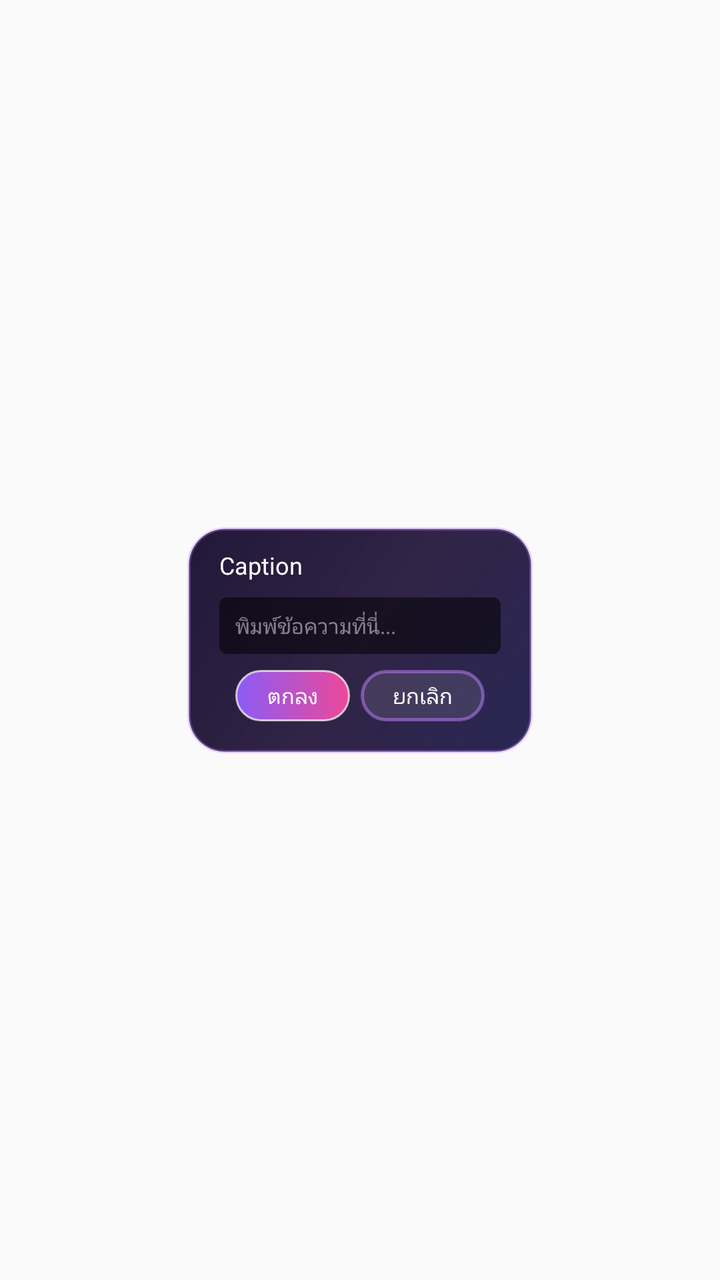
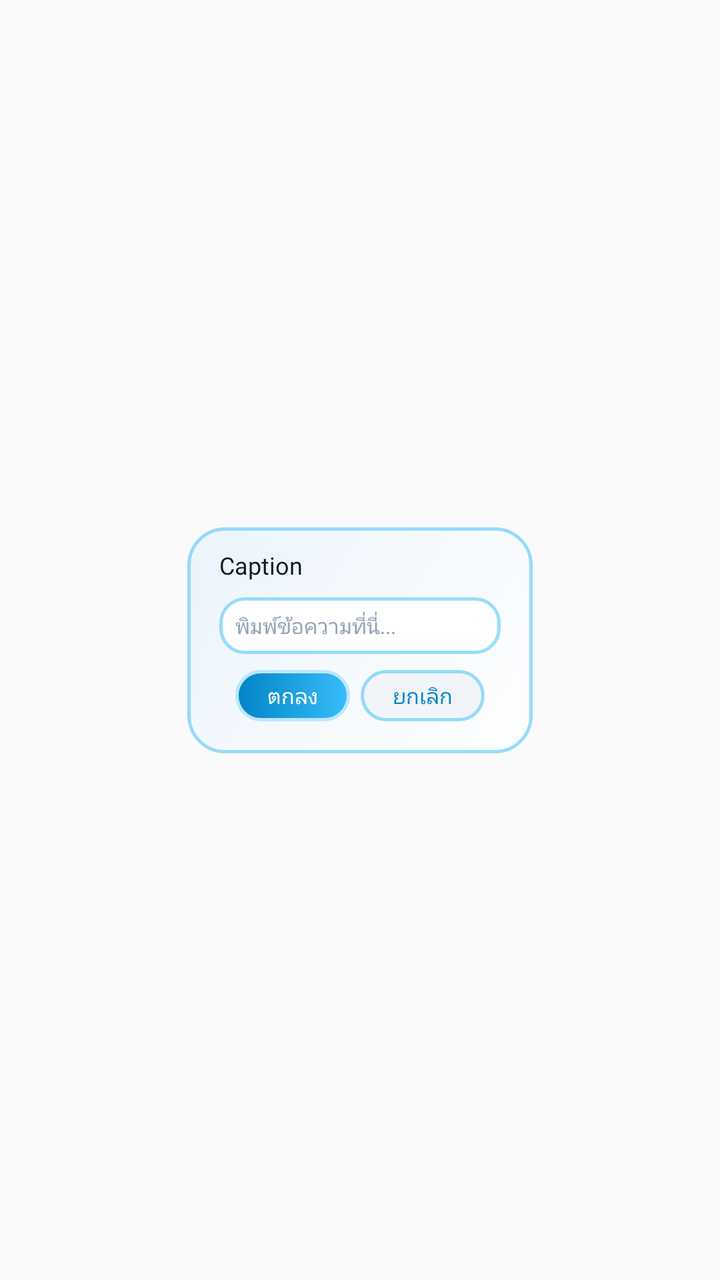

The first picture is an Android layout as it rendered before a commit; the second is the same layout after the commit. The layout source and the unified diff follow.
<!-- AndroidManifest.xml: application theme Theme.AppCompat.Light.NoActionBar -->
<!-- res/layout/dialog.xml -->
<?xml version="1.0" encoding="utf-8"?>
<androidx.constraintlayout.widget.ConstraintLayout
	android:layout_width="match_parent"
	android:layout_height="match_parent"
	xmlns:android="http://schemas.android.com/apk/res/android"
	xmlns:app="http://schemas.android.com/apk/res-auto">

	<androidx.constraintlayout.widget.ConstraintLayout android:id="@+id/dialog"
		android:layout_width="wrap_content"
		android:layout_height="wrap_content"
		android:layout_gravity="center"
		android:background="@drawable/background_window_red"
		android:visibility="visible"
		app:layout_constraintBottom_toBottomOf="parent"
		app:layout_constraintEnd_toEndOf="parent"
		app:layout_constraintStart_toStartOf="parent"
		app:layout_constraintTop_toTopOf="parent">

			<androidx.constraintlayout.widget.ConstraintLayout
				android:id="@+id/dialog_body"
				android:layout_width="wrap_content"
				android:layout_height="wrap_content"
				android:layout_marginStart="48.0px"
				android:layout_marginTop="32.0px"
				android:layout_marginEnd="48.0px"
				android:layout_marginBottom="48.0px"
				android:visibility="visible"
				app:layout_constraintBottom_toBottomOf="parent"
				app:layout_constraintEnd_toEndOf="parent"
				app:layout_constraintHeight_max="800.0px"
				app:layout_constraintStart_toStartOf="parent"
				app:layout_constraintTop_toTopOf="parent">

				<TextView
					android:id="@+id/dialog_caption"
					android:layout_width="wrap_content"
					android:layout_height="wrap_content"
					android:lines="1"
					android:maxLines="1"
					android:singleLine="true"
					android:text="Caption"
					android:textColor="#ffffffff"
					android:fontFamily="@font/montserrat_bold"
					android:textSize="36.0px"
					app:layout_constraintStart_toStartOf="parent"
					app:layout_constraintTop_toTopOf="parent" />

				<ScrollView
					android:id="@+id/dialog_text_layout"
					android:layout_width="wrap_content"
					android:layout_height="wrap_content"
					android:layout_marginTop="24.0px"
					android:layout_marginBottom="24.0px"
					android:scrollbars="none"
					android:visibility="gone"
					app:layout_constraintBottom_toTopOf="@+id/dialog_buttons"
					app:layout_constraintHeight_max="632.0px"
					app:layout_constraintStart_toStartOf="parent"
					app:layout_constraintTop_toBottomOf="@+id/dialog_caption"
					app:layout_constraintVertical_bias="0.0">

					<LinearLayout
						android:layout_width="fill_parent"
						android:layout_height="wrap_content"
						android:orientation="vertical">

						<TextView
							android:id="@+id/dialog_text"
							android:layout_width="wrap_content"
							android:layout_height="wrap_content"
							android:fontFamily="@font/muller_medium"
							android:text="Text\nText\nText\nText\nText\nText\nText\nText\nText\nText\nText\nText\nText\nText\nText\nText\nText\nText\nText\nText\nText\nText\nText\nText\nText\nText\nText\nText\nText\nText\nText\nText\nText\nText\nText"
							android:textColor="#ffffffff"
							android:textSize="28.0px"
							app:layout_constraintStart_toStartOf="parent"
							app:layout_constraintTop_toTopOf="parent" />

					</LinearLayout>

				</ScrollView>

				<androidx.constraintlayout.widget.ConstraintLayout
					android:id="@+id/dialog_input_layout"
					android:layout_width="0.0dip"
					android:layout_height="wrap_content"
					android:layout_marginTop="24.0px"
					android:layout_marginBottom="24.0px"
					android:background="@drawable/background_br_input"
					android:visibility="visible"
					app:layout_constraintBottom_toTopOf="@+id/dialog_buttons"
					app:layout_constraintEnd_toEndOf="parent"
					app:layout_constraintHorizontal_bias="0.0"
					app:layout_constraintStart_toStartOf="parent"
					app:layout_constraintTop_toBottomOf="@+id/dialog_text_layout">

					<EditText
						android:id="@+id/dialog_input"
						android:layout_width="0.0dip"
						android:layout_height="wrap_content"
						android:background="@android:color/transparent"
						android:fontFamily="@font/muller_regular"
						android:hint="พิมพ์ข้อความที่นี่..."
						android:imeOptions="flagNoExtractUi"
						android:inputType="textShortMessage"
						android:lines="1"
						android:maxLines="1"
						android:paddingStart="24.0px"
						android:paddingTop="20.0px"
						android:paddingEnd="24.0px"
						android:paddingBottom="20.0px"
						android:singleLine="true"
						android:textColor="#ffffffff"
						android:textColorHint="#7affffff"
						android:textSize="32.0px"
						app:layout_constraintBottom_toBottomOf="parent"
						app:layout_constraintEnd_toEndOf="parent"
						app:layout_constraintStart_toStartOf="parent"
						app:layout_constraintTop_toTopOf="parent" />

				</androidx.constraintlayout.widget.ConstraintLayout>

				<androidx.constraintlayout.widget.ConstraintLayout
					android:id="@+id/dialog_list_layout"
					android:layout_width="wrap_content"
					android:layout_height="wrap_content"
					android:layout_marginTop="24.0px"
					android:layout_marginBottom="24.0px"
					android:visibility="gone"
					app:layout_constraintBottom_toTopOf="@+id/dialog_buttons"
					app:layout_constraintEnd_toEndOf="parent"
					app:layout_constraintHeight_max="632.0px"
					app:layout_constraintHeight_min="632.0px"
					app:layout_constraintStart_toStartOf="parent"
					app:layout_constraintTop_toBottomOf="@+id/dialog_caption">

					<androidx.constraintlayout.widget.ConstraintLayout
						android:id="@+id/dialog_tablist_row"
						android:layout_width="wrap_content"
						android:layout_height="wrap_content"
						android:paddingStart="32.0px"
						android:paddingEnd="64.0px"
						android:paddingBottom="12.0px"
						android:visibility="visible"
						app:layout_constraintStart_toStartOf="parent"
						app:layout_constraintTop_toTopOf="parent">

						<TextView
							android:id="@+id/dialog_field1"
							android:layout_width="wrap_content"
							android:layout_height="wrap_content"
							android:fontFamily="@font/roboto_medium"
							android:lines="1"
							android:maxLines="1"
							android:paddingEnd="20.0px"
							android:singleLine="true"
							android:text="Field1"
							android:textColor="@color/white"
							android:textSize="32.0px"
							app:layout_constraintStart_toStartOf="parent"
							app:layout_constraintTop_toTopOf="parent" />

						<TextView
							android:id="@+id/dialog_field2"
							android:layout_width="wrap_content"
							android:layout_height="wrap_content"
							android:fontFamily="@font/roboto_medium"
							android:lines="1"
							android:maxLines="1"
							android:paddingEnd="20.0px"
							android:singleLine="true"
							android:text="Field2"
							android:textColor="@color/white"
							android:textSize="32.0px"
							app:layout_constraintStart_toEndOf="@+id/dialog_field1"
							app:layout_constraintTop_toTopOf="parent" />

						<TextView
							android:id="@+id/dialog_field3"
							android:layout_width="wrap_content"
							android:layout_height="wrap_content"
							android:fontFamily="@font/roboto_medium"
							android:lines="1"
							android:maxLines="1"
							android:paddingEnd="20.0px"
							android:singleLine="true"
							android:text="Field2"
							android:textColor="@color/white"
							android:textSize="32.0px"
							app:layout_constraintStart_toEndOf="@+id/dialog_field2"
							app:layout_constraintTop_toTopOf="parent" />

						<TextView
							android:id="@+id/dialog_field4"
							android:layout_width="wrap_content"
							android:layout_height="wrap_content"
							android:fontFamily="@font/roboto_medium"
							android:lines="1"
							android:maxLines="1"
							android:paddingEnd="20.0px"
							android:singleLine="true"
							android:text="Field4"
							android:textColor="@color/white"
							android:textSize="32.0px"
							app:layout_constraintStart_toEndOf="@+id/dialog_field3"
							app:layout_constraintTop_toTopOf="parent" />

					</androidx.constraintlayout.widget.ConstraintLayout>

					<androidx.constraintlayout.widget.ConstraintLayout
						android:id="@+id/dialog_list"
						android:layout_width="wrap_content"
						android:layout_height="0.0dip"
						android:background="@drawable/ic_dialog_list_bg"
						app:layout_constraintBottom_toBottomOf="parent"
						app:layout_constraintEnd_toEndOf="parent"
						app:layout_constraintStart_toStartOf="parent"
						app:layout_constraintTop_toBottomOf="@+id/dialog_tablist_row">

						<com.kurdish.roleplay.launcher.util.CustomRecyclerView
							android:id="@+id/dialog_list_recycler"
							android:layout_width="0dp"
							android:layout_height="0dp"
							android:layout_marginStart="16.0px"
							android:layout_marginTop="16.0px"
							android:layout_marginEnd="16.0px"
							android:layout_marginBottom="16.0px"
							android:fadeScrollbars="false"
							android:scrollbarAlwaysDrawVerticalTrack="true"
							android:scrollbarSize="32.0px"
							android:scrollbarThumbVertical="@drawable/ic_dialog_scrollbar_thumb"
							android:scrollbarTrackVertical="@drawable/ic_dialog_scrollbar_track"
							android:scrollbars="vertical"
							android:verticalScrollbarPosition="right"
							android:visibility="visible"
							app:layout_constraintBottom_toBottomOf="parent"
							app:layout_constraintEnd_toEndOf="parent"
							app:layout_constraintStart_toStartOf="parent"
							app:layout_constraintTop_toTopOf="parent" />

					</androidx.constraintlayout.widget.ConstraintLayout>

				</androidx.constraintlayout.widget.ConstraintLayout>

				<androidx.constraintlayout.widget.ConstraintLayout
					android:id="@+id/dialog_buttons"
					android:layout_width="wrap_content"
					android:layout_height="wrap_content"
					android:layout_marginStart="24.0px"
					android:layout_marginTop="24.0px"
					android:layout_marginEnd="24.0px"
					android:visibility="visible"
					app:layout_constraintBottom_toBottomOf="parent"
					app:layout_constraintEnd_toEndOf="parent"
					app:layout_constraintStart_toStartOf="parent"
					app:layout_constraintTop_toBottomOf="@+id/dialog_caption"
					app:layout_constraintVertical_bias="1.0">

					<androidx.constraintlayout.widget.ConstraintLayout
						android:id="@+id/button_positive"
						android:layout_width="wrap_content"
						android:layout_height="wrap_content"
						android:background="@drawable/button_br_red"
						app:layout_constraintBottom_toBottomOf="parent"
						app:layout_constraintStart_toStartOf="parent"
						app:layout_constraintTop_toTopOf="parent">

						<TextView
							android:id="@+id/button_positive_text"
							android:layout_width="wrap_content"
							android:layout_height="wrap_content"
							android:layout_marginStart="48.0px"
							android:layout_marginTop="16.0px"
							android:layout_marginEnd="48.0px"
							android:layout_marginBottom="16.0px"
							android:fontFamily="@font/muller_bold"
							android:lines="1"
							android:maxLines="1"
							android:singleLine="true"
							android:text="ตกลง"
							android:textColor="#ffffffff"
							android:textSize="32.0px"
							app:layout_constraintBottom_toBottomOf="parent"
							app:layout_constraintEnd_toEndOf="parent"
							app:layout_constraintStart_toStartOf="parent"
							app:layout_constraintTop_toTopOf="parent" />

					</androidx.constraintlayout.widget.ConstraintLayout>

					<androidx.constraintlayout.widget.ConstraintLayout
						android:id="@+id/button_negative"
						android:layout_width="wrap_content"
						android:layout_height="wrap_content"
						android:layout_marginStart="16.0px"
						android:background="@drawable/button_br_red_unfilled"
						android:visibility="visible"
						app:layout_constraintBottom_toBottomOf="parent"
						app:layout_constraintEnd_toEndOf="parent"
						app:layout_constraintStart_toEndOf="@+id/button_positive"
						app:layout_constraintTop_toTopOf="parent">

						<TextView
							android:id="@+id/button_negative_text"
							android:layout_width="wrap_content"
							android:layout_height="wrap_content"
							android:layout_marginStart="48.0px"
							android:layout_marginTop="16.0px"
							android:layout_marginEnd="48.0px"
							android:layout_marginBottom="16.0px"
							android:fontFamily="@font/muller_bold"
							android:lines="1"
							android:maxLines="1"
							android:singleLine="true"
							android:text="ยกเลิก"
							android:textColor="#ffffffff"
							android:textSize="32.0px"
							app:layout_constraintBottom_toBottomOf="parent"
							app:layout_constraintEnd_toEndOf="parent"
							app:layout_constraintStart_toStartOf="parent"
							app:layout_constraintTop_toTopOf="parent" />

					</androidx.constraintlayout.widget.ConstraintLayout>

				</androidx.constraintlayout.widget.ConstraintLayout>

			</androidx.constraintlayout.widget.ConstraintLayout>
	</androidx.constraintlayout.widget.ConstraintLayout>
</androidx.constraintlayout.widget.ConstraintLayout>
<!-- resources referenced by this layout -->
<resources>
  <color name="white">#ffffffff</color>
  <!-- drawable background_br_input (drawable) -->
  <?xml version="1.0" encoding="utf-8"?>
  <layer-list xmlns:android="http://schemas.android.com/apk/res/android">
      <item android:state_pressed="false">
          <shape android:shape="rectangle">
              <solid android:color="#88000000"/>
              <corners android:radius="4dp"/>
          </shape>
      </item>
  </layer-list>
  <!-- drawable background_window_red (drawable) -->
  <?xml version="1.0" encoding="utf-8"?>
  <inset xmlns:android="http://schemas.android.com/apk/res/android"
      android:insetLeft="0dp"
      android:insetRight="0dp"
      android:insetTop="0dp"
      android:insetBottom="0dp">
      <shape android:shape="rectangle">
          <gradient
              android:startColor="#F21E1B4B"
              android:centerColor="#EA1E1035"
              android:endColor="#F5180E2E"
              android:angle="135" />
          <stroke
              android:width="1.5dp"
              android:color="#50C084FC" />
          <corners android:radius="18dp" />
      </shape>
  </inset>
  <!-- drawable button_br_red (drawable) -->
  <?xml version="1.0" encoding="utf-8"?>
  <selector xmlns:android="http://schemas.android.com/apk/res/android">
      <item android:state_pressed="true">
          <shape android:shape="rectangle">
              <corners android:radius="16dp"/>
              <gradient
                  android:startColor="#7C3AED"
                  android:endColor="#DB2777"
                  android:angle="0"/>
              <stroke android:width="1dp" android:color="#FFFFFF"/>
          </shape>
      </item>
      <item>
          <shape android:shape="rectangle">
              <corners android:radius="16dp"/>
              <gradient
                  android:startColor="#8B5CF6"
                  android:endColor="#EC4899"
                  android:angle="0"/>
              <stroke android:width="1dp" android:color="#B3FFFFFF"/>
          </shape>
      </item>
  </selector>
  <!-- drawable button_br_red_unfilled (drawable) -->
  <?xml version="1.0" encoding="utf-8"?>
  <selector xmlns:android="http://schemas.android.com/apk/res/android">
      <item android:state_pressed="true">
          <shape android:shape="rectangle">
              <corners android:radius="16dp"/>
              <solid android:color="#33FFFFFF"/>
              <stroke android:width="1.5dp" android:color="#A855F7"/>
          </shape>
      </item>
      <item>
          <shape android:shape="rectangle">
              <corners android:radius="16dp"/>
              <solid android:color="#1AFFFFFF"/>
              <stroke android:width="1.5dp" android:color="#80C084FC"/>
          </shape>
      </item>
  </selector>
  <!-- drawable ic_dialog_list_bg (drawable) -->
  <?xml version="1.0" encoding="utf-8"?>
  <shape android:shape="rectangle" android:useLevel="false"
    xmlns:android="http://schemas.android.com/apk/res/android">
      <solid android:color="#b2000000" />
      <corners android:radius="4.0dip" />
  </shape>
  <!-- drawable ic_dialog_scrollbar_thumb (drawable) -->
  <?xml version="1.0" encoding="utf-8"?>
  <shape
      xmlns:android="http://schemas.android.com/apk/res/android"
      xmlns:app="http://schemas.android.com/apk/res-auto"
      xmlns:aapt="http://schemas.android.com/aapt">
  
      <gradient
          android:startColor="#F60000"
          android:endColor="#FD0000"
          android:angle="135"
          android:type="linear"/>
  
      <corners
          android:radius="@dimen/_100sdp"/>
  
  </shape>
  <!-- drawable ic_dialog_scrollbar_track (drawable) -->
  <?xml version="1.0" encoding="utf-8"?>
  <shape xmlns:android="http://schemas.android.com/apk/res/android" xmlns:app="http://schemas.android.com/apk/res-auto" xmlns:aapt="http://schemas.android.com/aapt">
      <solid android:color="#4D9B0000"/>
      <corners android:radius="@dimen/_100sdp"/>
  </shape>
</resources>

<!-- the commit's change to res/layout/dialog.xml (unified diff, before → after) -->
@@ -39,7 +39,7 @@
 					android:maxLines="1"
 					android:singleLine="true"
 					android:text="Caption"
-					android:textColor="#ffffffff"
+					android:textColor="#0F172A"
 					android:fontFamily="@font/montserrat_bold"
 					android:textSize="36.0px"
 					app:layout_constraintStart_toStartOf="parent"
@@ -70,7 +70,7 @@
 							android:layout_height="wrap_content"
 							android:fontFamily="@font/muller_medium"
 							android:text="Text\nText\nText\nText\nText\nText\nText\nText\nText\nText\nText\nText\nText\nText\nText\nText\nText\nText\nText\nText\nText\nText\nText\nText\nText\nText\nText\nText\nText\nText\nText\nText\nText\nText\nText"
-							android:textColor="#ffffffff"
+							android:textColor="#1E293B"
 							android:textSize="28.0px"
 							app:layout_constraintStart_toStartOf="parent"
 							app:layout_constraintTop_toTopOf="parent" />
@@ -109,8 +109,8 @@
 						android:paddingEnd="24.0px"
 						android:paddingBottom="20.0px"
 						android:singleLine="true"
-						android:textColor="#ffffffff"
-						android:textColorHint="#7affffff"
+						android:textColor="#0F172A"
+						android:textColorHint="#94A3B8"
 						android:textSize="32.0px"
 						app:layout_constraintBottom_toBottomOf="parent"
 						app:layout_constraintEnd_toEndOf="parent"
@@ -154,7 +154,7 @@
 							android:paddingEnd="20.0px"
 							android:singleLine="true"
 							android:text="Field1"
-							android:textColor="@color/white"
+							android:textColor="#0F172A"
 							android:textSize="32.0px"
 							app:layout_constraintStart_toStartOf="parent"
 							app:layout_constraintTop_toTopOf="parent" />
@@ -169,7 +169,7 @@
 							android:paddingEnd="20.0px"
 							android:singleLine="true"
 							android:text="Field2"
-							android:textColor="@color/white"
+							android:textColor="#0F172A"
 							android:textSize="32.0px"
 							app:layout_constraintStart_toEndOf="@+id/dialog_field1"
 							app:layout_constraintTop_toTopOf="parent" />
@@ -184,7 +184,7 @@
 							android:paddingEnd="20.0px"
 							android:singleLine="true"
 							android:text="Field2"
-							android:textColor="@color/white"
+							android:textColor="#0F172A"
 							android:textSize="32.0px"
 							app:layout_constraintStart_toEndOf="@+id/dialog_field2"
 							app:layout_constraintTop_toTopOf="parent" />
@@ -199,7 +199,7 @@
 							android:paddingEnd="20.0px"
 							android:singleLine="true"
 							android:text="Field4"
-							android:textColor="@color/white"
+							android:textColor="#0F172A"
 							android:textSize="32.0px"
 							app:layout_constraintStart_toEndOf="@+id/dialog_field3"
 							app:layout_constraintTop_toTopOf="parent" />
@@ -311,7 +311,7 @@
 							android:maxLines="1"
 							android:singleLine="true"
 							android:text="ยกเลิก"
-							android:textColor="#ffffffff"
+							android:textColor="#0284C7"
 							android:textSize="32.0px"
 							app:layout_constraintBottom_toBottomOf="parent"
 							app:layout_constraintEnd_toEndOf="parent"
<!-- resource entries referenced after the edit -->
@@ -1,13 +1,13 @@
 <!-- resources referenced by this layout -->
 <resources>
-  <color name="white">#ffffffff</color>
   <!-- drawable background_br_input (drawable) -->
   <?xml version="1.0" encoding="utf-8"?>
   <layer-list xmlns:android="http://schemas.android.com/apk/res/android">
-      <item android:state_pressed="false">
+      <item>
           <shape android:shape="rectangle">
-              <solid android:color="#88000000"/>
-              <corners android:radius="4dp"/>
+              <solid android:color="#FFFFFF"/>
+              <stroke android:width="1.5dp" android:color="#8038BDF8"/>
+              <corners android:radius="12dp"/>
           </shape>
       </item>
   </layer-list>
@@ -20,13 +20,13 @@
       android:insetBottom="0dp">
       <shape android:shape="rectangle">
           <gradient
-              android:startColor="#F21E1B4B"
-              android:centerColor="#EA1E1035"
-              android:endColor="#F5180E2E"
+              android:startColor="#FDFEFE"
+              android:centerColor="#F5F9FD"
+              android:endColor="#EBF4FC"
               android:angle="135" />
           <stroke
               android:width="1.5dp"
-              android:color="#50C084FC" />
+              android:color="#8038BDF8" />
           <corners android:radius="18dp" />
       </shape>
   </inset>
@@ -35,22 +35,22 @@
   <selector xmlns:android="http://schemas.android.com/apk/res/android">
       <item android:state_pressed="true">
           <shape android:shape="rectangle">
-              <corners android:radius="16dp"/>
+              <corners android:radius="14dp"/>
               <gradient
-                  android:startColor="#7C3AED"
-                  android:endColor="#DB2777"
+                  android:startColor="#0369A1"
+                  android:endColor="#0284C7"
                   android:angle="0"/>
-              <stroke android:width="1dp" android:color="#FFFFFF"/>
+              <stroke android:width="1.5dp" android:color="#FFFFFF"/>
           </shape>
       </item>
       <item>
           <shape android:shape="rectangle">
-              <corners android:radius="16dp"/>
+              <corners android:radius="14dp"/>
               <gradient
-                  android:startColor="#8B5CF6"
-                  android:endColor="#EC4899"
+                  android:startColor="#0284C7"
+                  android:endColor="#38BDF8"
                   android:angle="0"/>
-              <stroke android:width="1dp" android:color="#B3FFFFFF"/>
+              <stroke android:width="1.5dp" android:color="#BAE6FD"/>
           </shape>
       </item>
   </selector>
@@ -59,16 +59,16 @@
   <selector xmlns:android="http://schemas.android.com/apk/res/android">
       <item android:state_pressed="true">
           <shape android:shape="rectangle">
-              <corners android:radius="16dp"/>
-              <solid android:color="#33FFFFFF"/>
-              <stroke android:width="1.5dp" android:color="#A855F7"/>
+              <corners android:radius="14dp"/>
+              <solid android:color="#33BAE6FD"/>
+              <stroke android:width="1.5dp" android:color="#0284C7"/>
           </shape>
       </item>
       <item>
           <shape android:shape="rectangle">
-              <corners android:radius="16dp"/>
-              <solid android:color="#1AFFFFFF"/>
-              <stroke android:width="1.5dp" android:color="#80C084FC"/>
+              <corners android:radius="14dp"/>
+              <solid android:color="#F1F5F9"/>
+              <stroke android:width="1.5dp" android:color="#8038BDF8"/>
           </shape>
       </item>
   </selector>
@@ -76,31 +76,27 @@
   <?xml version="1.0" encoding="utf-8"?>
   <shape android:shape="rectangle" android:useLevel="false"
     xmlns:android="http://schemas.android.com/apk/res/android">
-      <solid android:color="#b2000000" />
-      <corners android:radius="4.0dip" />
+      <solid android:color="#E6F0F9FF" />
+      <corners android:radius="10.0dip" />
+      <stroke android:width="1dp" android:color="#4038BDF8" />
   </shape>
   <!-- drawable ic_dialog_scrollbar_thumb (drawable) -->
   <?xml version="1.0" encoding="utf-8"?>
   <shape
-      xmlns:android="http://schemas.android.com/apk/res/android"
-      xmlns:app="http://schemas.android.com/apk/res-auto"
-      xmlns:aapt="http://schemas.android.com/aapt">
-  
+      xmlns:android="http://schemas.android.com/apk/res/android">
       <gradient
-          android:startColor="#F60000"
-          android:endColor="#FD0000"
+          android:startColor="#38BDF8"
+          android:endColor="#0284C7"
           android:angle="135"
           android:type="linear"/>
-  
       <corners
-          android:radius="@dimen/_100sdp"/>
-  
+          android:radius="100dp"/>
   </shape>
   <!-- drawable ic_dialog_scrollbar_track (drawable) -->
   <?xml version="1.0" encoding="utf-8"?>
-  <shape xmlns:android="http://schemas.android.com/apk/res/android" xmlns:app="http://schemas.android.com/apk/res-auto" xmlns:aapt="http://schemas.android.com/aapt">
-      <solid android:color="#4D9B0000"/>
-      <corners android:radius="@dimen/_100sdp"/>
+  <shape xmlns:android="http://schemas.android.com/apk/res/android">
+      <solid android:color="#2038BDF8"/>
+      <corners android:radius="100dp"/>
   </shape>
 </resources>
 
